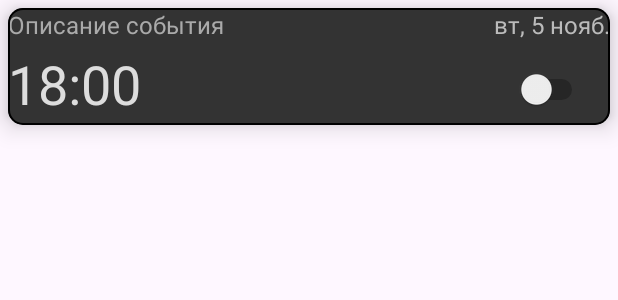
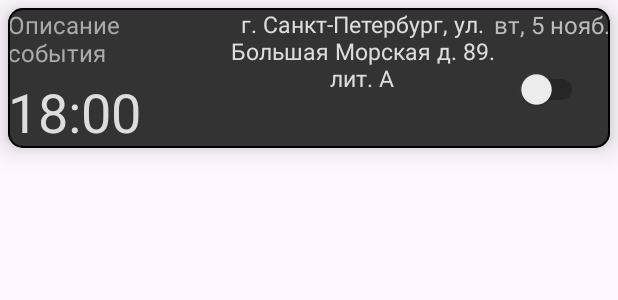
Before and after one commit to ErrorAboutError/ForActorWithRepetition, an Android app: the layout rehearshal_item.xml on its own in the app's theme, with its tools: preview values and no code run, on a phone screen of 412 x 824 dp. Shown: the top 300 px of the screen. Run offline under Robolectric (Android 15) with nearby library versions, the phone set to English and light mode, and no system bars.

Commit message:
Добавлена возможность открытия карты из уведомления. Добавлено сохранение адреса репитиции.

```diff
--- a/app/src/main/java/com/example/foractorwithrepetition/ActivityWithDrawerNavigation.kt
+++ b/app/src/main/java/com/example/foractorwithrepetition/ActivityWithDrawerNavigation.kt
@@ -9,7 +9,6 @@ import android.os.Bundle
 import android.view.Menu
 import android.widget.Toast
 import androidx.annotation.RequiresApi
-import com.google.android.material.snackbar.Snackbar
 import com.google.android.material.navigation.NavigationView
 import androidx.navigation.findNavController
 import androidx.navigation.ui.AppBarConfiguration
@@ -22,7 +21,6 @@ import androidx.core.app.ActivityCompat
 import androidx.core.content.ContextCompat
 import com.example.foractorwithrepetition.databinding.ActivityWithDrawerNavigationBinding
 import com.yandex.mapkit.MapKitFactory
-import com.yandex.mapkit.search.SearchFactory
 
 class ActivityWithDrawerNavigation : AppCompatActivity() {
 
--- a/app/src/main/java/com/example/foractorwithrepetition/AdapterDataTheatreClass.kt
+++ b/app/src/main/java/com/example/foractorwithrepetition/AdapterDataTheatreClass.kt
@@ -1,19 +1,13 @@
 package com.example.foractorwithrepetition
 
 import android.content.Context
-import android.os.Bundle
 import android.view.LayoutInflater
 import android.view.View
 import android.view.ViewGroup
-import android.widget.AdapterView
 import android.widget.ImageView
 import android.widget.TextView
-import androidx.appcompat.app.AppCompatActivity
 import androidx.cardview.widget.CardView
 import androidx.recyclerview.widget.RecyclerView
-import com.bumptech.glide.Glide
-import com.example.foractorwithrepetition.ui.detail.FragmentDetail
-import com.example.foractorwithrepetition.ui.slideshow.SlideshowFragment
 
 class AdapterDataTheatreClass(
     private var context: Context,
--- a/app/src/main/java/com/example/foractorwithrepetition/AlarmReceiver.kt
+++ b/app/src/main/java/com/example/foractorwithrepetition/AlarmReceiver.kt
@@ -16,7 +16,7 @@ class AlarmReceiver : BroadcastReceiver() {
         if (context != null) {
             // Отправка уведомления через NotificationHelper
             val notificationHelper = NotificationHelper(context)
-            notificationHelper.sendNotification("Время репетиции", rehearsalName)
+            notificationHelper.sendNotification("Время репетиции", rehearsalName, intent?.getStringExtra("coordinate").toString())
         }
     }
 }
--- a/app/src/main/java/com/example/foractorwithrepetition/LoginRegistration.kt
+++ b/app/src/main/java/com/example/foractorwithrepetition/LoginRegistration.kt
@@ -4,6 +4,7 @@ import android.Manifest
 import android.content.Intent
 import android.content.pm.PackageManager
 import android.os.Bundle
+import android.widget.ImageButton
 import android.widget.Toast
 import androidx.appcompat.app.AppCompatActivity
 import androidx.core.app.ActivityCompat
@@ -27,7 +28,7 @@ class LoginRegistration : AppCompatActivity() {
         setupGoogleSignIn()
 
         // Обработка нажатия кнопки Google Sign-In
-        val googleSignInButton = findViewById<MaterialButton>(R.id.signin_google)
+        val googleSignInButton = findViewById<ImageButton>(R.id.signin_google)
         googleSignInButton.setOnClickListener {
             signInWithGoogle()
         }
--- a/app/src/main/java/com/example/foractorwithrepetition/MainActivity.kt
+++ b/app/src/main/java/com/example/foractorwithrepetition/MainActivity.kt
@@ -11,7 +11,6 @@ import android.content.Intent
 import android.content.pm.PackageManager
 import android.os.Build
 import android.os.Bundle
-import android.view.View
 import android.widget.Button
 import android.widget.DatePicker
 import android.widget.EditText
@@ -21,13 +20,8 @@ import android.widget.Toolbar
 import androidx.annotation.RequiresApi
 import androidx.appcompat.app.AppCompatActivity
 import androidx.core.app.ActivityCompat
-import androidx.core.app.NotificationCompat
-import androidx.core.app.NotificationManagerCompat
 import androidx.core.content.ContextCompat
 import androidx.lifecycle.ViewModelProvider
-import androidx.navigation.ui.AppBarConfiguration
-import androidx.navigation.ui.setupWithNavController
-import com.google.android.material.navigation.NavigationView
 import java.util.Calendar
 
 class MainActivity : AppCompatActivity() {
--- a/app/src/main/java/com/example/foractorwithrepetition/Rehearsal.kt
+++ b/app/src/main/java/com/example/foractorwithrepetition/Rehearsal.kt
@@ -18,5 +18,8 @@ data class Rehearsal (
     // Точное время оповещения
     val timeInMiles: Long,
     // Статус оповещения
-    var activated: Boolean
+    var activated: Boolean,
+    // Местоположение репитиции
+    val location: String,
+    val placeName: String
 )
--- a/app/src/main/java/com/example/foractorwithrepetition/RehearsalAdapter.kt
+++ b/app/src/main/java/com/example/foractorwithrepetition/RehearsalAdapter.kt
@@ -11,7 +11,6 @@ import android.view.ViewGroup
 import android.widget.Switch
 import android.widget.TextView
 import androidx.annotation.RequiresApi
-import androidx.lifecycle.ViewModelProvider
 import androidx.recyclerview.widget.RecyclerView
 import com.yandex.runtime.Runtime.getApplicationContext
 
@@ -23,6 +22,7 @@ class RehearsalAdapter(private var rehearsals: MutableList<Rehearsal>) : Recycle
         val time: TextView = itemView.findViewById(R.id.timeText)
         val date: TextView = itemView.findViewById(R.id.dateText)
         val switcher: Switch = itemView.findViewById(R.id.toggleSwitch)
+        val place: TextView = itemView.findViewById(R.id.placeText)
     }
 
     lateinit var rehearsalViewModel: RehearsalViewModel
@@ -40,6 +40,8 @@ class RehearsalAdapter(private var rehearsals: MutableList<Rehearsal>) : Recycle
         // Включение активных оповещений
         if(rehearsals[position].activated)
             holder.switcher.setChecked(true)
+        // Заполнение местоположения репетиции
+        holder.place.text = rehearsals[position].placeName
         // Заполнение даты оповещения
         holder.date.text = rehearsals[position].date
         // Обработка нажатия на переключатель
--- a/app/src/main/java/com/example/foractorwithrepetition/RehearsalDao.kt
+++ b/app/src/main/java/com/example/foractorwithrepetition/RehearsalDao.kt
@@ -4,7 +4,6 @@ import androidx.room.Dao
 import androidx.room.Delete
 import androidx.room.Insert
 import androidx.room.Query
-import androidx.room.Update
 
 // Интерфейс для доступа к БД
 @Dao
--- a/app/src/main/java/com/example/foractorwithrepetition/RehearsalViewModel.kt
+++ b/app/src/main/java/com/example/foractorwithrepetition/RehearsalViewModel.kt
@@ -13,7 +13,7 @@ class RehearsalViewModel(application: Application) : AndroidViewModel(applicatio
 
     // Получение доступа к БД/создание БД
     init {
-        database = Room.databaseBuilder(application, AppDatabase::class.java, "rehearsalv1.12-db").build()
+        database = Room.databaseBuilder(application, AppDatabase::class.java, "rehearsalv1.14-db").build()
         rehearsalDao = database.rehearsalDao()
     }
 
--- a/app/src/main/java/com/example/foractorwithrepetition/ui/detail/FragmentDetail.kt
+++ b/app/src/main/java/com/example/foractorwithrepetition/ui/detail/FragmentDetail.kt
@@ -1,13 +1,11 @@
 package com.example.foractorwithrepetition.ui.detail
 
-import android.content.Intent.getIntent
 import android.os.Bundle
 import android.view.LayoutInflater
 import android.view.View
 import android.view.ViewGroup
 import androidx.fragment.app.Fragment
 import androidx.lifecycle.ViewModelProvider
-import com.example.foractorwithrepetition.R
 import com.example.foractorwithrepetition.databinding.FragmentFragmentDetailBinding
 
 
--- a/app/src/main/java/com/example/foractorwithrepetition/ui/gallery/GalleryFragment.kt
+++ b/app/src/main/java/com/example/foractorwithrepetition/ui/gallery/GalleryFragment.kt
@@ -2,7 +2,6 @@ package com.example.foractorwithrepetition.ui.gallery
 
 
 import android.os.Bundle
-import android.util.Log
 import android.view.LayoutInflater
 import android.view.View
 import android.view.ViewGroup
@@ -19,8 +18,6 @@ class GalleryFragment : Fragment() {
     private lateinit var rehearsalViewModel: RehearsalViewModel
 
 
-    // This property is only valid between onCreateView and
-    // onDestroyView.
     private val binding get() = _binding!!
 
     override fun onCreateView(
--- a/app/src/main/java/com/example/foractorwithrepetition/ui/qrcode/qrCodeFragment.kt
+++ b/app/src/main/java/com/example/foractorwithrepetition/ui/qrcode/qrCodeFragment.kt
@@ -1,6 +1,5 @@
 package com.example.foractorwithrepetition.ui.qrcode
 
-import android.content.Intent
 import android.os.Bundle
 import android.view.LayoutInflater
 import android.view.View
@@ -8,7 +7,6 @@ import android.view.ViewGroup
 import androidx.fragment.app.Fragment
 import androidx.navigation.fragment.findNavController
 import com.example.foractorwithrepetition.R
-import com.example.foractorwithrepetition.ui.createQR.CreateQRFragment
 import com.example.foractorwithrepetition.databinding.FragmentQrBinding
 
 class qrCodeFragment: Fragment() {
--- a/app/src/main/java/com/example/foractorwithrepetition/ui/slideshow/SlideshowFragment.kt
+++ b/app/src/main/java/com/example/foractorwithrepetition/ui/slideshow/SlideshowFragment.kt
@@ -28,16 +28,10 @@ import com.example.foractorwithrepetition.databinding.FragmentSlideshowBinding
 import com.yandex.mapkit.MapKitFactory
 import com.yandex.mapkit.geometry.BoundingBox
 import com.yandex.mapkit.geometry.Geometry
-import com.yandex.mapkit.geometry.Point
-import com.yandex.mapkit.map.VisibleRegion
-import com.yandex.mapkit.map.VisibleRegionUtils
-import com.yandex.mapkit.search.BusinessObjectMetadata
 import com.yandex.mapkit.search.SearchFactory
 import com.yandex.mapkit.search.SearchManagerType
 import com.yandex.mapkit.search.SearchOptions
 import com.yandex.mapkit.search.SearchType
-
-
 import com.yandex.mapkit.search.SearchManager
 import com.yandex.mapkit.search.Session
 import com.yandex.mapkit.search.Response
--- a/app/src/main/res/layout/fragment_home.xml
+++ b/app/src/main/res/layout/fragment_home.xml
@@ -7,7 +7,9 @@
     tools:context=".ui.home.HomeFragment"
     android:orientation="vertical"
     xmlns:mapkit="http://yandex.ru/apk/res-auto">
-
+    <ScrollView
+        android:layout_width="match_parent"
+        android:layout_height="match_parent">
         <LinearLayout
             android:layout_width="match_parent"
             android:layout_height="match_parent"
@@ -70,5 +72,5 @@
                 android:text="Добавить"
                 android:layout_gravity="center"/>
         </LinearLayout>
-
+    </ScrollView>
 </LinearLayout>
--- a/app/src/main/res/layout/rehearshal_item.xml
+++ b/app/src/main/res/layout/rehearshal_item.xml
@@ -20,10 +20,11 @@
         android:background="#333333">
 
         <!-- First LinearLayout for title and time -->
+
         <LinearLayout
             android:layout_width="0dp"
             android:layout_height="wrap_content"
-            android:layout_weight="1"
+            android:layout_weight="15"
             android:orientation="vertical">
 
             <TextView
@@ -44,6 +45,24 @@
                 android:textColor="#DDDDDD"
                 android:fontFamily="sans-serif"
                 android:layout_marginTop="4dp" />
+
+        </LinearLayout>
+        <LinearLayout
+            android:layout_width="1dp"
+            android:layout_weight="20"
+            android:layout_height="wrap_content">
+            <TextView
+                android:layout_width="wrap_content"
+                android:layout_height="wrap_content"
+                android:id="@+id/placeText"
+                android:textSize="15sp"
+                android:text="г. Санкт-Петербург, ул. Большая Морская д. 89. лит. А"
+                android:textColor="#DDDDDD"
+                android:fontFamily="sans-serif"
+                android:gravity="center"
+                android:layout_marginLeft="10dp">
+
+            </TextView>
         </LinearLayout>
 
         <!-- Second LinearLayout for date and switch -->
```
Also changed, not shown: app/src/main/java/com/example/foractorwithrepetition/NotificationHelper.kt (+16 -2 lines), app/src/main/java/com/example/foractorwithrepetition/ui/home/HomeFragment.kt (+38 -43 lines), app/src/main/res/layout/activity_login_registration.xml (+3 -5 lines).
